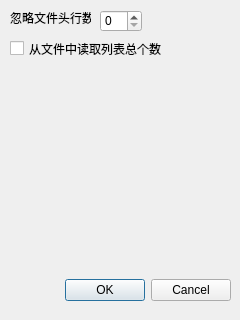
Old version of the form qCC/ui_templates/bdrPosImportDlg.ui in the repository CloudCompare/CloudCompare.
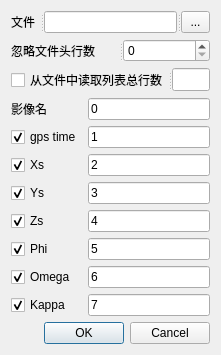
New version of the form.

Patch:
```diff
--- a/qCC/ui_templates/bdrPosImportDlg.ui
+++ b/qCC/ui_templates/bdrPosImportDlg.ui
@@ -6,68 +6,239 @@
    <rect>
     <x>0</x>
     <y>0</y>
-    <width>240</width>
-    <height>320</height>
+    <width>221</width>
+    <height>331</height>
    </rect>
   </property>
   <property name="windowTitle">
    <string>POS导入</string>
   </property>
-  <widget class="QDialogButtonBox" name="buttonBox">
-   <property name="geometry">
-    <rect>
-     <x>10</x>
-     <y>270</y>
-     <width>221</width>
-     <height>41</height>
-    </rect>
-   </property>
-   <property name="orientation">
-    <enum>Qt::Horizontal</enum>
-   </property>
-   <property name="standardButtons">
-    <set>QDialogButtonBox::Cancel|QDialogButtonBox::Ok</set>
-   </property>
-  </widget>
-  <widget class="QLabel" name="label">
-   <property name="geometry">
-    <rect>
-     <x>10</x>
-     <y>10</y>
-     <width>81</width>
-     <height>16</height>
-    </rect>
-   </property>
-   <property name="text">
-    <string>忽略文件头行数</string>
-   </property>
-  </widget>
-  <widget class="QCheckBox" name="loadCountcheckBox">
-   <property name="geometry">
-    <rect>
-     <x>10</x>
-     <y>40</y>
-     <width>211</width>
-     <height>17</height>
-    </rect>
-   </property>
-   <property name="toolTip">
-    <string>若有效数据记录文件列表个数，此项勾选</string>
-   </property>
-   <property name="text">
-    <string>从文件中读取列表总个数</string>
-   </property>
-  </widget>
-  <widget class="QSpinBox" name="ignoreLinesSpinBox">
-   <property name="geometry">
-    <rect>
-     <x>100</x>
-     <y>10</y>
-     <width>42</width>
-     <height>22</height>
-    </rect>
-   </property>
-  </widget>
+  <layout class="QVBoxLayout" name="verticalLayout">
+   <item>
+    <widget class="QSplitter" name="splitter">
+     <property name="orientation">
+      <enum>Qt::Horizontal</enum>
+     </property>
+     <widget class="QLabel" name="label_2">
+      <property name="text">
+       <string>文件</string>
+      </property>
+     </widget>
+     <widget class="QLineEdit" name="pathLineEdit">
+      <property name="maximumSize">
+       <size>
+        <width>16777215</width>
+        <height>23</height>
+       </size>
+      </property>
+     </widget>
+     <widget class="QToolButton" name="toolButton">
+      <property name="text">
+       <string>...</string>
+      </property>
+     </widget>
+    </widget>
+   </item>
+   <item>
+    <widget class="QSplitter" name="splitter_2">
+     <property name="orientation">
+      <enum>Qt::Horizontal</enum>
+     </property>
+     <widget class="QLabel" name="label">
+      <property name="text">
+       <string>忽略文件头行数</string>
+      </property>
+     </widget>
+     <widget class="QSpinBox" name="ignoreLinesSpinBox">
+      <property name="sizePolicy">
+       <sizepolicy hsizetype="Fixed" vsizetype="Fixed">
+        <horstretch>0</horstretch>
+        <verstretch>0</verstretch>
+       </sizepolicy>
+      </property>
+      <property name="maximumSize">
+       <size>
+        <width>16777215</width>
+        <height>23</height>
+       </size>
+      </property>
+      <property name="maximum">
+       <number>999999999</number>
+      </property>
+     </widget>
+    </widget>
+   </item>
+   <item>
+    <widget class="QSplitter" name="splitter_3">
+     <property name="orientation">
+      <enum>Qt::Horizontal</enum>
+     </property>
+     <widget class="QCheckBox" name="loadCountcheckBox">
+      <property name="toolTip">
+       <string>若有效数据记录文件列表个数，此项勾选</string>
+      </property>
+      <property name="text">
+       <string>从文件中读取列表总行数</string>
+      </property>
+     </widget>
+     <widget class="QLineEdit" name="lineCountLineEdit">
+      <property name="maximumSize">
+       <size>
+        <width>16777215</width>
+        <height>23</height>
+       </size>
+      </property>
+     </widget>
+    </widget>
+   </item>
+   <item>
+    <layout class="QGridLayout" name="gridLayout">
+     <item row="0" column="1">
+      <widget class="QLineEdit" name="nameLineEdit">
+       <property name="text">
+        <string>0</string>
+       </property>
+      </widget>
+     </item>
+     <item row="0" column="0">
+      <widget class="QLabel" name="label_4">
+       <property name="text">
+        <string>影像名</string>
+       </property>
+      </widget>
+     </item>
+     <item row="3" column="0">
+      <widget class="QCheckBox" name="XsCheckBox">
+       <property name="text">
+        <string>Xs</string>
+       </property>
+       <property name="checked">
+        <bool>true</bool>
+       </property>
+      </widget>
+     </item>
+     <item row="3" column="1">
+      <widget class="QLineEdit" name="XsLineEdit">
+       <property name="text">
+        <string>2</string>
+       </property>
+      </widget>
+     </item>
+     <item row="4" column="0">
+      <widget class="QCheckBox" name="YsCheckBox">
+       <property name="text">
+        <string>Ys</string>
+       </property>
+       <property name="checked">
+        <bool>true</bool>
+       </property>
+      </widget>
+     </item>
+     <item row="4" column="1">
+      <widget class="QLineEdit" name="YsLineEdit">
+       <property name="text">
+        <string>3</string>
+       </property>
+      </widget>
+     </item>
+     <item row="5" column="0">
+      <widget class="QCheckBox" name="ZsCheckBox">
+       <property name="text">
+        <string>Zs</string>
+       </property>
+       <property name="checked">
+        <bool>true</bool>
+       </property>
+      </widget>
+     </item>
+     <item row="5" column="1">
+      <widget class="QLineEdit" name="ZsLineEdit">
+       <property name="text">
+        <string>4</string>
+       </property>
+      </widget>
+     </item>
+     <item row="6" column="0">
+      <widget class="QCheckBox" name="phiCheckBox">
+       <property name="text">
+        <string>Phi</string>
+       </property>
+       <property name="checked">
+        <bool>true</bool>
+       </property>
+      </widget>
+     </item>
+     <item row="7" column="0">
+      <widget class="QCheckBox" name="omegaCheckBox">
+       <property name="text">
+        <string>Omega</string>
+       </property>
+       <property name="checked">
+        <bool>true</bool>
+       </property>
+      </widget>
+     </item>
+     <item row="7" column="1">
+      <widget class="QLineEdit" name="omegaLineEdit">
+       <property name="text">
+        <string>6</string>
+       </property>
+      </widget>
+     </item>
+     <item row="8" column="0">
+      <widget class="QCheckBox" name="kappaCheckBox">
+       <property name="text">
+        <string>Kappa</string>
+       </property>
+       <property name="checked">
+        <bool>true</bool>
+       </property>
+      </widget>
+     </item>
+     <item row="6" column="1">
+      <widget class="QLineEdit" name="phiLineEdit">
+       <property name="text">
+        <string>5</string>
+       </property>
+      </widget>
+     </item>
+     <item row="8" column="1">
+      <widget class="QLineEdit" name="kappaLineEdit">
+       <property name="text">
+        <string>7</string>
+       </property>
+      </widget>
+     </item>
+     <item row="1" column="0">
+      <widget class="QCheckBox" name="gpstimeCheckBox">
+       <property name="text">
+        <string>gps time</string>
+       </property>
+       <property name="checked">
+        <bool>true</bool>
+       </property>
+      </widget>
+     </item>
+     <item row="1" column="1">
+      <widget class="QLineEdit" name="gpsTimeLineEdit">
+       <property name="text">
+        <string>1</string>
+       </property>
+      </widget>
+     </item>
+    </layout>
+   </item>
+   <item>
+    <widget class="QDialogButtonBox" name="buttonBox">
+     <property name="orientation">
+      <enum>Qt::Horizontal</enum>
+     </property>
+     <property name="standardButtons">
+      <set>QDialogButtonBox::Cancel|QDialogButtonBox::Ok</set>
+     </property>
+    </widget>
+   </item>
+  </layout>
  </widget>
  <resources/>
  <connections>
```
Left out of the diff: 112 changed lines with no effect on the pictures.
